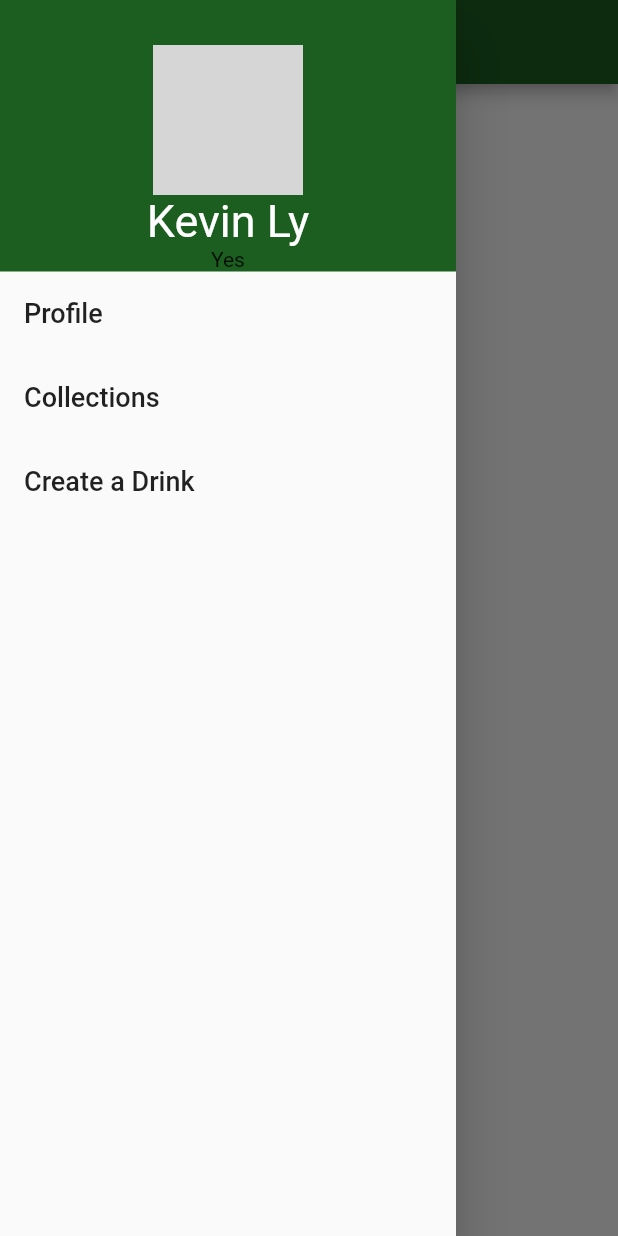
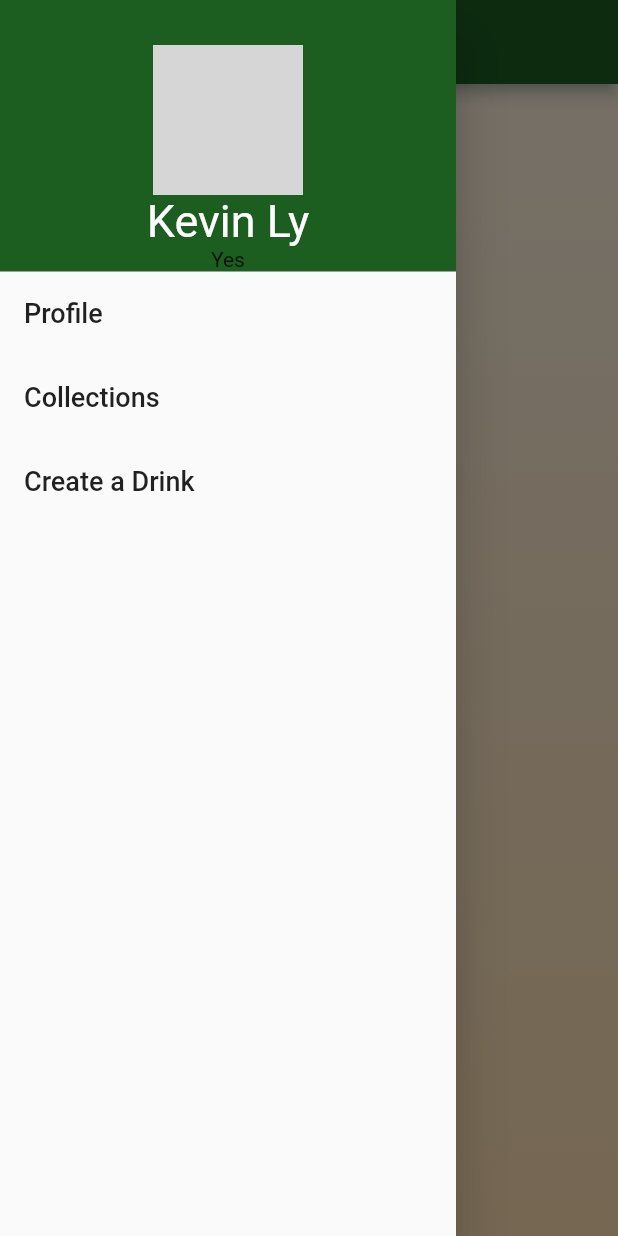
Before and after one commit to k-ly73/BobaFrenzy, a Flutter app: the screen it shows after launch, with the side drawer open, on a phone screen of 412 x 824 dp. Run offline on Flutter 3.47's test engine with Material 2 defaults, Android fonts, the phone set to English and light mode, and no system bars; network calls fail; grey boxes are pictures that could not be loaded.

```diff
--- a/app/lib/main.dart
+++ b/app/lib/main.dart
@@ -1,5 +1,5 @@
 import 'package:flutter/material.dart';
-import 'package:cloud_firestore/cloud_firestore.dart';
+// import 'package:cloud_firestore/cloud_firestore.dart';
 import './screens/home_page.dart';
 
 void main() => runApp(MyApp());
--- a/app/lib/screens/home_page.dart
+++ b/app/lib/screens/home_page.dart
@@ -13,8 +13,27 @@ class HomeScreen extends StatelessWidget {
       drawer: MenuDrawer(
 
       ),
-      body: Column(
-        children: [
+      body: Stack(
+        fit: StackFit.expand,
+        children: <Widget>[
+          Row(
+            mainAxisAlignment: MainAxisAlignment.start,
+
+          ),
+          Container(
+            constraints:
+              BoxConstraints.expand(
+                height: 603,
+              ),
+            decoration: BoxDecoration(
+              gradient: LinearGradient(
+                begin: Alignment.topLeft,
+                end: Alignment.bottomLeft,
+                colors: [Colors.orange[50], Colors.orange[100]],
+                tileMode: TileMode.repeated,
+              )
+            ),
+          ),
 
         ],
 
--- a/app/pubspec.yaml
+++ b/app/pubspec.yaml
@@ -26,7 +26,7 @@ dependencies:
   firebase_analytics: ^5.0.2
   # For example, to use Firebase Authentication and Cloud Firestore
   firebase_auth: ^0.14.0+5
-  cloud_firestore: ^0.13.0+1
+
 
 
   # The following adds the Cupertino Icons font to your application.
```
Also changed, not shown: app/lib/assets/images/flutter_01.png (deleted), app/lib/assets/images/milk_tea_pearl.jpg (added), app/pubspec.lock.
